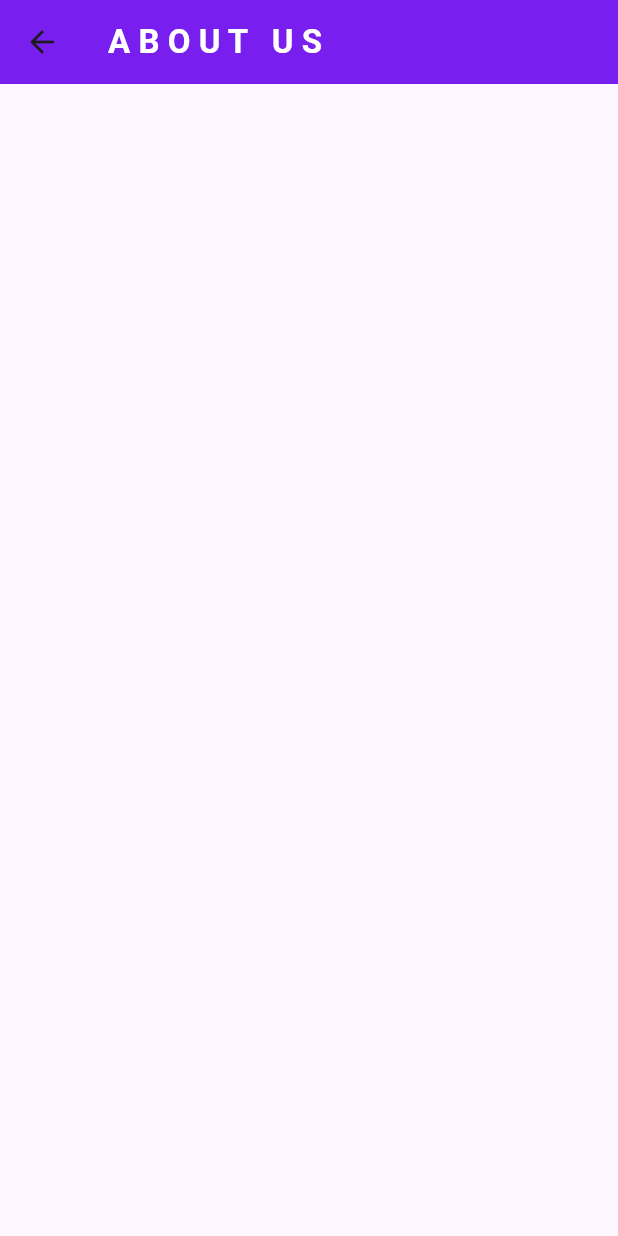
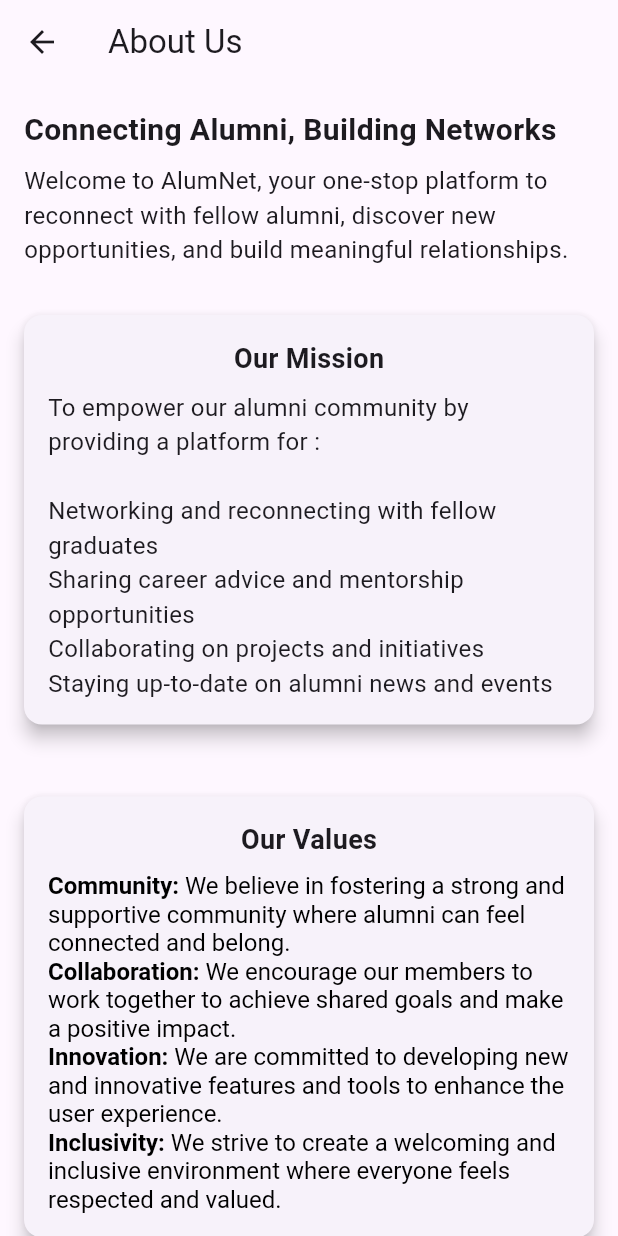
Before and after one commit to alumninetworkapp/Alumni_Net-App, a Flutter app: the AboutUsPage screen opened by its route, on a phone screen of 412 x 824 dp. Run offline on Flutter 3.47's test engine with Material 3 defaults, Android fonts, the phone set to English and light mode, and no system bars; our stand-ins replace cloud_firestore, firebase_auth, firebase_core; accounts and stored records are empty.

Commit message:
Added about us page

```diff
--- a/lib/screens/aboutus_page.dart
+++ b/lib/screens/aboutus_page.dart
@@ -7,15 +7,138 @@
   Widget build(BuildContext context) {
     return Scaffold(
       appBar: AppBar(
-        backgroundColor: Color.fromARGB(255, 120, 30, 238),
-        title: Text(
-          'A B O U T   U S',
-          style: TextStyle(
-            fontWeight: FontWeight.bold,
-            color: Colors.white,
+        title: const Text('About Us'),
+      ),
+      body: SingleChildScrollView(
+        child: Padding(
+          padding: const EdgeInsets.all(16.0),
+          child: Column(
+            crossAxisAlignment: CrossAxisAlignment.start,
+            children: [
+              const Text(
+                'Connecting Alumni, Building Networks',
+                style: TextStyle(
+                  fontSize: 20.0,
+                  fontWeight: FontWeight.bold,
+                ),
+              ),
+              const SizedBox(height: 8.0),
+              const Text(
+                'Welcome to AlumNet, your one-stop platform to reconnect with fellow alumni, discover new opportunities, and build meaningful relationships.',
+                style: TextStyle(
+                  fontSize: 16.0,
+                ),
+              ),
+              const SizedBox(height: 16.0),
+              _buildMissionCard(), // Add the mission card
+              const SizedBox(height: 16.0),
+              _buildValuesCard(), // Add the values card
+              const SizedBox(height: 16.0),
+              Padding(
+                padding: const EdgeInsets.only(bottom: 40),
+                child: const Text(
+                  'Join us today and experience the power of AlumNet!',
+                  style: TextStyle(
+                    fontSize: 16.0,
+                    fontWeight: FontWeight.bold,
+                  ),
+                ),
+              ),
+            ],
           ),
         ),
       ),
     );
   }
 }
+
+Widget _buildMissionCard() {
+  return Card(
+    elevation: 5.0,
+    margin: const EdgeInsets.symmetric(vertical: 16.0),
+    child: Padding(
+      padding: const EdgeInsets.all(16.0),
+      child: Column(
+        crossAxisAlignment: CrossAxisAlignment.center,
+        children: [
+          const Text(
+            'Our Mission',
+            style: TextStyle(
+              fontSize: 18.0,
+              fontWeight: FontWeight.bold,
+            ),
+          ),
+          const SizedBox(height: 8.0),
+          const Text(
+            'To empower our alumni community by providing a platform for : \n \nNetworking and reconnecting with fellow graduates \nSharing career advice and mentorship opportunities \nCollaborating on projects and initiatives \nStaying up-to-date on alumni news and events',
+            style: TextStyle(
+              fontSize: 16.0,
+            ),
+          ),
+        ],
+      ),
+    ),
+  );
+}
+
+Widget _buildValuesCard() {
+  return Card(
+    elevation: 5.0,
+    margin: const EdgeInsets.symmetric(vertical: 16.0),
+    child: Padding(
+      padding: const EdgeInsets.all(16.0),
+      child: Column(
+        crossAxisAlignment: CrossAxisAlignment.center,
+        children: [
+          const Text(
+            'Our Values',
+            style: TextStyle(
+              fontSize: 18.0,
+              fontWeight: FontWeight.bold,
+            ),
+          ),
+          const SizedBox(height: 8.0),
+          RichText(
+            text: TextSpan(
+              style: TextStyle(
+                fontSize: 16.0,
+                color: Colors.black,
+              ),
+              children: [
+                _buildBoldTextSpan('Community:'),
+                const TextSpan(
+                  text:
+                      ' We believe in fostering a strong and supportive community where alumni can feel connected and belong. \n',
+                ),
+                _buildBoldTextSpan('Collaboration:'),
+                const TextSpan(
+                  text:
+                      ' We encourage our members to work together to achieve shared goals and make a positive impact. \n',
+                ),
+                _buildBoldTextSpan('Innovation:'),
+                const TextSpan(
+                  text:
+                      ' We are committed to developing new and innovative features and tools to enhance the user experience. \n',
+                ),
+                _buildBoldTextSpan('Inclusivity:'),
+                const TextSpan(
+                  text:
+                      ' We strive to create a welcoming and inclusive environment where everyone feels respected and valued.',
+                ),
+              ],
+            ),
+          ),
+        ],
+      ),
+    ),
+  );
+}
+
+TextSpan _buildBoldTextSpan(String text) {
+  return TextSpan(
+    text: text,
+    style: TextStyle(
+      fontWeight: FontWeight.bold,
+    ),
+  );
+}
```
Also changed, not shown: 1 other file.
